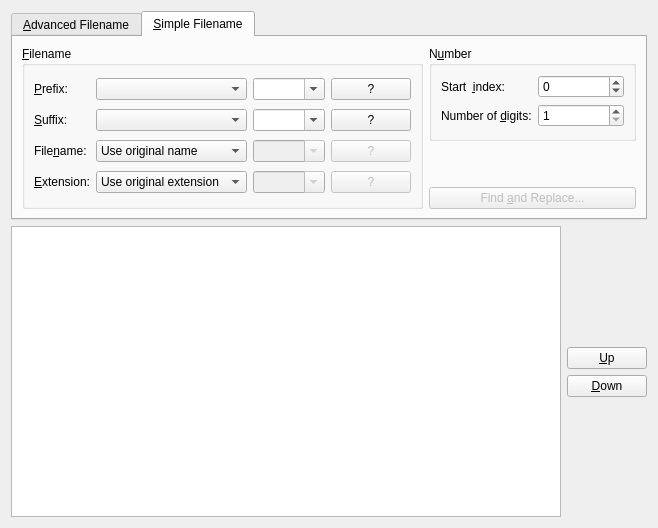
Above: src/krenamefilename.ui from KDE/krename before the change. Below: the same form after it.
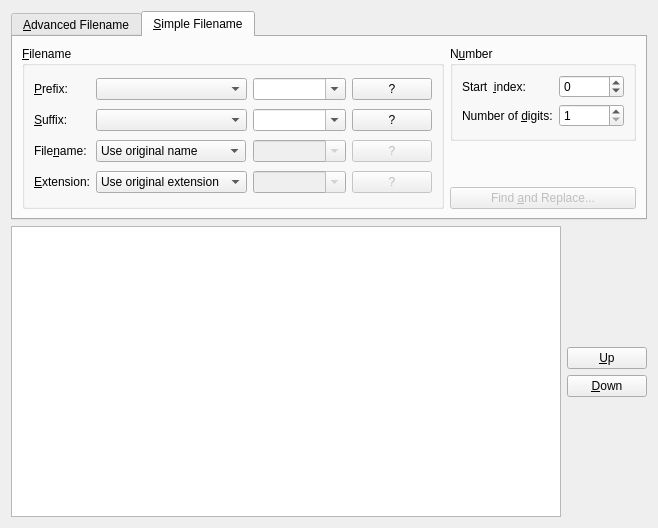
That is the form after the change. The open tabs and pages were chosen to show the change. Custom widgets are drawn as their Qt base class.

Commit message:
FIXED: User interface does scale now better FIXED: Filenames containing characters used as tokens work now with a rewritten parser
TODO: Cleanup of batch renamer
TODO: [trimmed] token

Patch:
```diff
--- a/src/krenamefilename.ui
+++ b/src/krenamefilename.ui
@@ -342,7 +342,7 @@
                <bool>false</bool>
               </property>
               <property name="sizePolicy" >
-               <sizepolicy vsizetype="Fixed" hsizetype="Expanding" >
+               <sizepolicy vsizetype="Fixed" hsizetype="MinimumExpanding" >
                 <horstretch>2</horstretch>
                 <verstretch>0</verstretch>
                </sizepolicy>
@@ -355,7 +355,7 @@
             <item row="2" column="1" >
              <widget class="QComboBox" name="comboFilenameSimple" >
               <property name="sizePolicy" >
-               <sizepolicy vsizetype="Fixed" hsizetype="Expanding" >
+               <sizepolicy vsizetype="Fixed" hsizetype="Maximum" >
                 <horstretch>3</horstretch>
                 <verstretch>0</verstretch>
                </sizepolicy>
@@ -407,7 +407,7 @@
             <item row="1" column="2" >
              <widget class="ExtHistoryCombo" name="comboSuffixCustom" >
               <property name="sizePolicy" >
-               <sizepolicy vsizetype="Fixed" hsizetype="Expanding" >
+               <sizepolicy vsizetype="Fixed" hsizetype="MinimumExpanding" >
                 <horstretch>2</horstretch>
                 <verstretch>0</verstretch>
                </sizepolicy>
@@ -532,7 +532,7 @@
             <item row="0" column="2" >
              <widget class="ExtHistoryCombo" name="comboPrefixCustom" >
               <property name="sizePolicy" >
-               <sizepolicy vsizetype="Fixed" hsizetype="Expanding" >
+               <sizepolicy vsizetype="Fixed" hsizetype="MinimumExpanding" >
                 <horstretch>2</horstretch>
                 <verstretch>0</verstretch>
                </sizepolicy>
@@ -548,7 +548,7 @@
                <bool>false</bool>
               </property>
               <property name="sizePolicy" >
-               <sizepolicy vsizetype="Fixed" hsizetype="Expanding" >
+               <sizepolicy vsizetype="Fixed" hsizetype="MinimumExpanding" >
                 <horstretch>2</horstretch>
                 <verstretch>0</verstretch>
                </sizepolicy>
@@ -580,6 +580,12 @@
            </property>
            <item>
             <widget class="QGroupBox" name="groupNumber" >
+             <property name="sizePolicy" >
+              <sizepolicy vsizetype="Preferred" hsizetype="Maximum" >
+               <horstretch>0</horstretch>
+               <verstretch>0</verstretch>
+              </sizepolicy>
+             </property>
              <property name="title" >
               <string>N&amp;umber</string>
              </property>
@@ -675,6 +681,12 @@
              <property name="enabled" >
               <bool>false</bool>
              </property>
+             <property name="sizePolicy" >
+              <sizepolicy vsizetype="Fixed" hsizetype="Preferred" >
+               <horstretch>0</horstretch>
+               <verstretch>0</verstretch>
+              </sizepolicy>
+             </property>
              <property name="text" >
               <string>Find &amp;and Replace...</string>
              </property>
```
Left out of the diff: 32 changed lines with no effect on the pictures. The commit also changes 4 other files.
